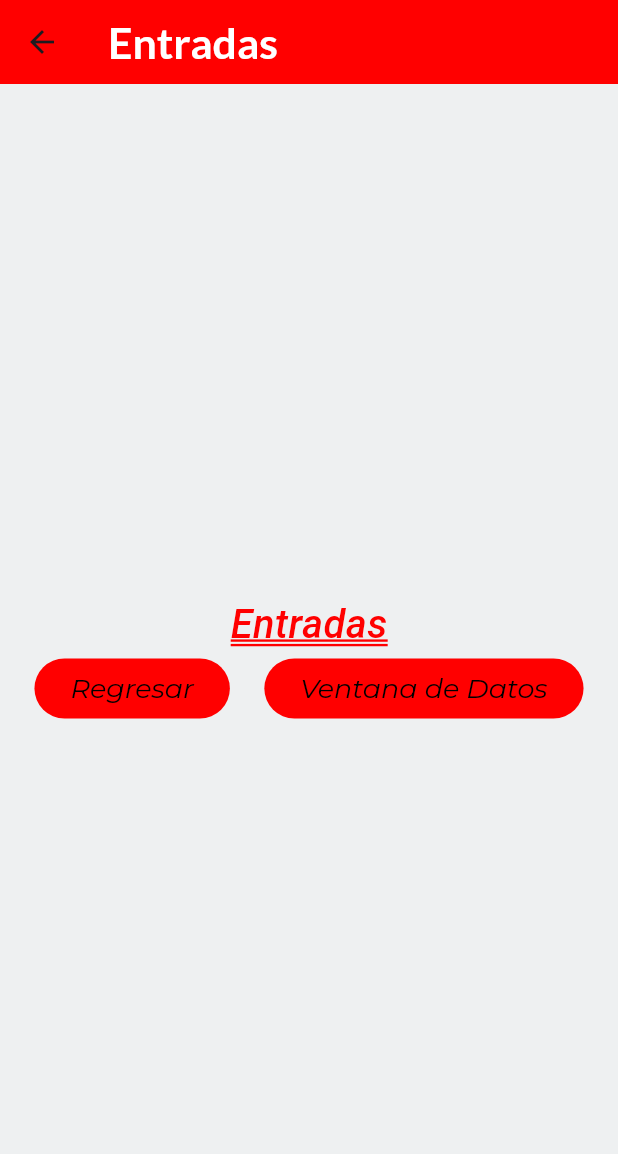
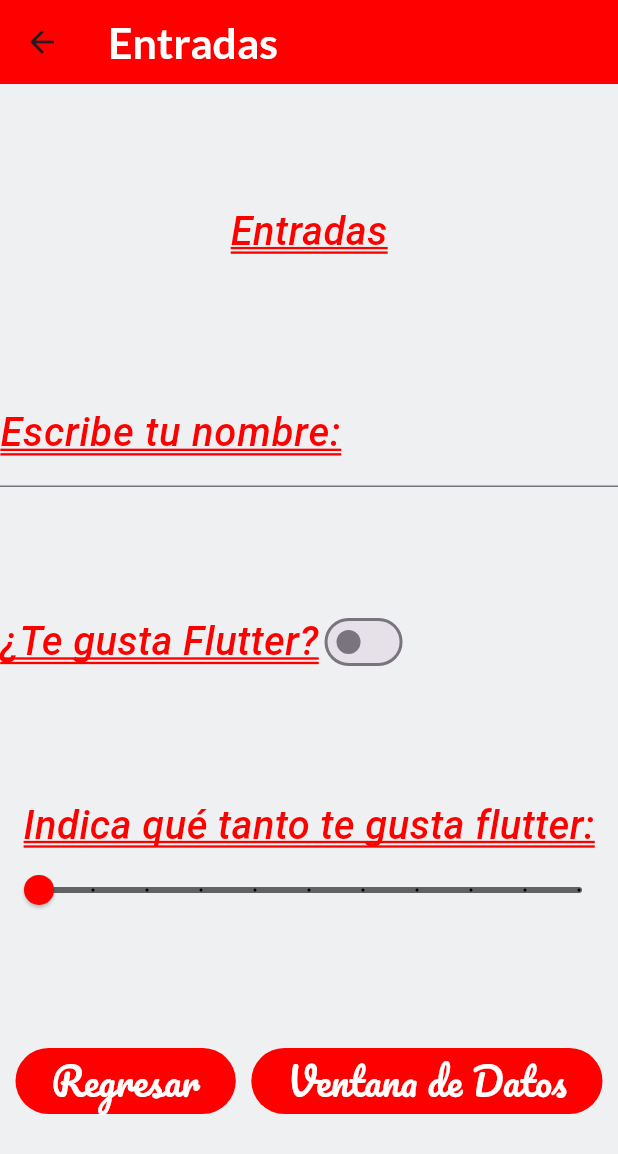
Before and after one commit to gnievap/componentes_flutter_consentidos5b, a Flutter app: the InputsScreen screen opened directly, on a phone screen of 412 x 824 dp. Shown: the top 1154 px of the screen. Run offline on Flutter 3.47's test engine with Material 3 defaults, Android fonts, the phone set to English and light mode, and no system bars; our stand-ins replace google_fonts; Roboto replaces fonts that are missing (Acme).

Commit message:
Adding widgets to InputsScreen

```diff
--- a/lib/screens/inputs_screen.dart
+++ b/lib/screens/inputs_screen.dart
@@ -9,6 +9,9 @@
 }
 
 class _InputsScreenState extends State<InputsScreen> {
+  bool switchValue = false; // controlar el widget switch
+  double sliderValue = 0.0;
+
   @override
   Widget build(BuildContext context) {
     return Scaffold(
@@ -16,26 +19,27 @@
         title: const Text('Entradas'),
       ),
       body: Column(
-        mainAxisAlignment: MainAxisAlignment.center,
+        mainAxisAlignment: MainAxisAlignment.spaceEvenly,
         children: [
           Text(
             'Entradas',
             style: AppTheme.lightTheme.textTheme.headlineLarge,
           ),
-          Row(
+          entradaNombre(),
+          entradaSwitch(),
+          entradaSlider(),
+          const Row(
             mainAxisAlignment: MainAxisAlignment.spaceEvenly,
             children: [
               ElevatedButton(
                   onPressed: null,
                   child: Text(
                     'Regresar',
-                    style: AppTheme.lightTheme.textTheme.bodySmall,
                   )),
               ElevatedButton(
                   onPressed: null,
                   child: Text(
                     'Ventana de Datos',
-                    style: AppTheme.lightTheme.textTheme.bodySmall,
                   )),
             ],
           ),
@@ -43,4 +47,61 @@
       ),
     );
   }
+
+  TextField entradaNombre() {
+    return TextField(
+      style: AppTheme.lightTheme.textTheme.headlineMedium,
+      decoration: InputDecoration(
+        border: const UnderlineInputBorder(),
+        labelText: 'Escribe tu nombre:',
+        labelStyle: AppTheme.lightTheme.textTheme.headlineLarge,
+      ),
+    );
+  }
+
+  Row entradaSwitch() {
+    return Row(
+      mainAxisAlignment: MainAxisAlignment.start,
+      children: <Widget>[
+        Text(
+          '¿Te gusta Flutter?',
+          style: AppTheme.lightTheme.textTheme.headlineLarge,
+        ),
+        Switch(
+            value: switchValue,
+            onChanged: (value) {
+              setState(() {
+                switchValue = value;
+              });
+            }),
+      ],
+    );
+  }
+
+  Column entradaSlider() {
+    return Column(
+      mainAxisAlignment: MainAxisAlignment.center,
+      children: <Widget>[
+        Text(
+          'Indica qué tanto te gusta flutter:',
+          style: AppTheme.lightTheme.textTheme.headlineLarge,
+        ),
+        Slider(
+            min: 0.0,
+            max: 10.0,
+            activeColor: AppTheme.secondaryColor,
+            thumbColor: AppTheme.primaryColor,
+            inactiveColor: AppTheme.backColor2,
+            value: sliderValue,
+            divisions: 10,
+            label: '${sliderValue.round()}',
+            onChanged: (value) {
+              setState(() {
+                sliderValue = value;
+                print('Se cambió el slider: $sliderValue');
+              });
+            }),
+      ],
+    );
+  }
 }
--- a/lib/theme/app_theme.dart
+++ b/lib/theme/app_theme.dart
@@ -9,7 +9,7 @@
   static const secondaryColor = Colors.black;
   // Constante de color de fondo
   static const backColor = Color.fromARGB(238, 237, 239, 240);
-
+  static const backColor2 = Color.fromARGB(237, 87, 88, 88);
   // Constante de tema
   static final ThemeData lightTheme = ThemeData.light().copyWith(
     scaffoldBackgroundColor: backColor,
@@ -50,6 +50,11 @@
         decorationStyle: TextDecorationStyle.double,
         decorationThickness: 1.2,
       ),
+      headlineMedium: GoogleFonts.montserrat(
+        color: secondaryColor,
+        fontSize: 21.5,
+        fontWeight: FontWeight.bold,
+      ),
 
       // Estilo para texto muy pequeño
       bodySmall: GoogleFonts.montserrat(
```
